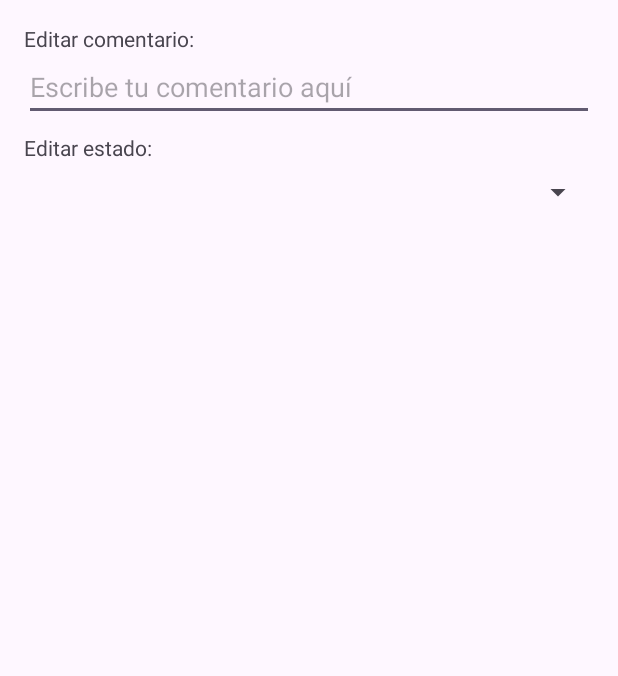
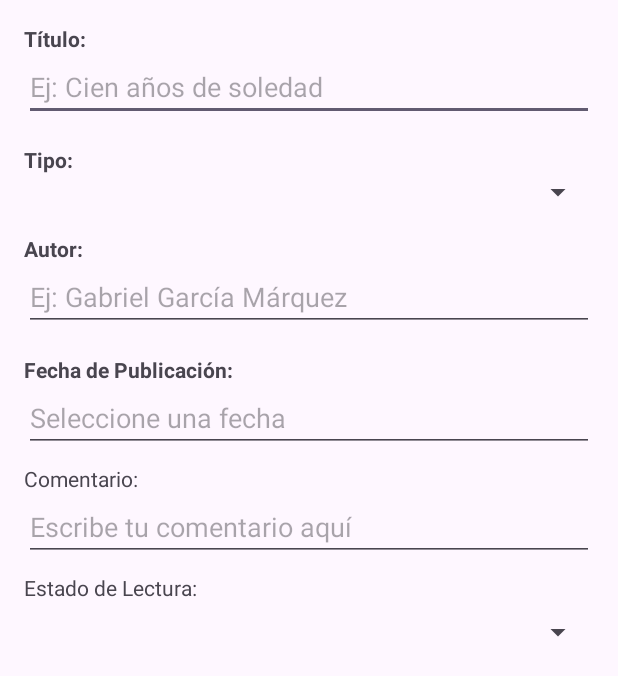
Before and after one commit to lil-mati/Booklist, an Android app: the layout dialog_edit_book.xml on its own in the app's theme, with its tools: preview values and no code run, on a phone screen of 412 x 824 dp. Shown: the top 676 px of the screen. Run offline under Robolectric (Android 15) with nearby library versions, the phone set to English and light mode, and no system bars.

Commit message:
Mas items para editar

```diff
--- a/app/src/main/java/com/example/sqlite_test/Models/libro.java
+++ b/app/src/main/java/com/example/sqlite_test/Models/libro.java
@@ -32,6 +32,8 @@ public class libro {
     public void setFechaPublicacion(String fechaPublicacion) { this.fechaPublicacion = fechaPublicacion; }
     public int getIdTipo() { return idTipo; }
     public void setIdTipo(int idTipo) { this.idTipo = idTipo; }
+    public int getTipo() { return this.idTipo; }
+    public void setTipo(int tipo) { this.idTipo = tipo; }
 
     // Métodos añadidos
     public String getComment() { return comment; }
--- a/app/src/main/res/layout/dialog_edit_book.xml
+++ b/app/src/main/res/layout/dialog_edit_book.xml
@@ -6,9 +6,64 @@
     android:padding="16dp">
 
     <TextView
+        android:layout_width="wrap_content"
+        android:layout_height="wrap_content"
+        android:text="Título:"
+        android:textStyle="bold"/>
+
+    <EditText
+        android:id="@+id/editTextTitulo"
         android:layout_width="match_parent"
         android:layout_height="wrap_content"
-        android:text="Editar comentario:" />
+        android:hint="Ej: Cien años de soledad"
+        android:inputType="text"/>
+
+    <TextView
+        android:layout_width="wrap_content"
+        android:layout_height="wrap_content"
+        android:layout_marginTop="16dp"
+        android:text="Tipo:"
+        android:textStyle="bold"/>
+
+    <Spinner
+        android:id="@+id/spinnerTipo"
+        android:layout_width="match_parent"
+        android:layout_height="wrap_content"/>
+
+    <TextView
+        android:layout_width="wrap_content"
+        android:layout_height="wrap_content"
+        android:layout_marginTop="16dp"
+        android:text="Autor:"
+        android:textStyle="bold"/>
+
+    <EditText
+        android:id="@+id/editTextAutor"
+        android:layout_width="match_parent"
+        android:layout_height="wrap_content"
+        android:hint="Ej: Gabriel García Márquez"
+        android:inputType="text"/>
+
+    <TextView
+        android:layout_width="wrap_content"
+        android:layout_height="wrap_content"
+        android:layout_marginTop="16dp"
+        android:text="Fecha de Publicación:"
+        android:textStyle="bold"/>
+
+    <EditText
+        android:id="@+id/editTextFechaPublicacion"
+        android:layout_width="match_parent"
+        android:layout_height="wrap_content"
+        android:clickable="true"
+        android:focusable="false"
+        android:hint="Seleccione una fecha"/>
+
+    <TextView
+        android:layout_width="match_parent"
+        android:layout_height="wrap_content"
+        android:layout_marginTop="8dp"
+        android:text="Comentario:" />
 
     <EditText
         android:id="@+id/editTextComment"
@@ -20,7 +75,7 @@
         android:layout_width="match_parent"
         android:layout_height="wrap_content"
         android:layout_marginTop="8dp"
-        android:text="Editar estado:" />
+        android:text="Estado de Lectura:" />
 
     <Spinner
         android:id="@+id/spinnerStatus"
```
Also changed, not shown: app/src/main/java/com/example/sqlite_test/BookAdapter.java (+59 -6 lines), app/src/main/java/com/example/sqlite_test/database/DbHelper.java (+23 -0 lines).
